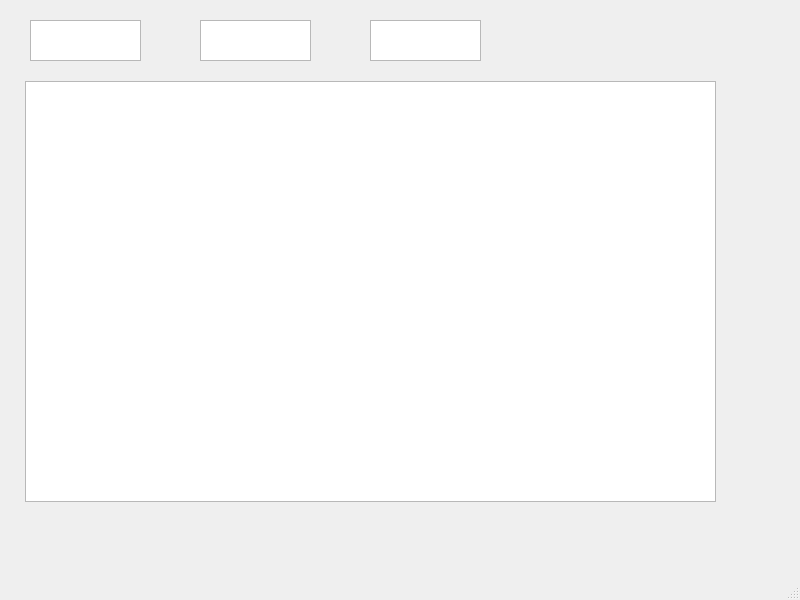
Qt form final_proyecto_prueba/mainwindow.ui (AlejandroNaranjoUdeA/Juego-Proyecto-Final) before a commit.
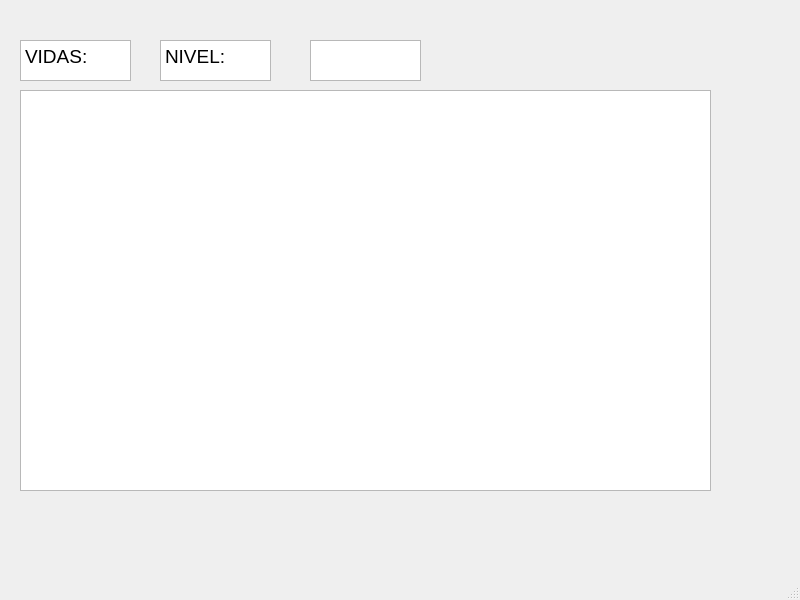
The same form after that commit.

```diff
--- a/final_proyecto_prueba/mainwindow.ui
+++ b/final_proyecto_prueba/mainwindow.ui
@@ -17,38 +17,58 @@
    <widget class="QGraphicsView" name="graphicsView">
     <property name="geometry">
      <rect>
-      <x>25</x>
-      <y>81</y>
+      <x>20</x>
+      <y>90</y>
       <width>691</width>
-      <height>421</height>
+      <height>401</height>
      </rect>
     </property>
    </widget>
    <widget class="QTextEdit" name="textEdit">
     <property name="geometry">
      <rect>
-      <x>30</x>
-      <y>20</y>
+      <x>20</x>
+      <y>40</y>
       <width>111</width>
       <height>41</height>
      </rect>
     </property>
+    <property name="html">
+     <string>&lt;!DOCTYPE HTML PUBLIC &quot;-//W3C//DTD HTML 4.0//EN&quot; &quot;http://www.w3.org/TR/REC-html40/strict.dtd&quot;&gt;
+&lt;html&gt;&lt;head&gt;&lt;meta name=&quot;qrichtext&quot; content=&quot;1&quot; /&gt;&lt;meta charset=&quot;utf-8&quot; /&gt;&lt;style type=&quot;text/css&quot;&gt;
+p, li { white-space: pre-wrap; }
+hr { height: 1px; border-width: 0; }
+li.unchecked::marker { content: &quot;\2610&quot;; }
+li.checked::marker { content: &quot;\2612&quot;; }
+&lt;/style&gt;&lt;/head&gt;&lt;body style=&quot; font-family:'Segoe UI'; font-size:9pt; font-weight:400; font-style:normal;&quot;&gt;
+&lt;p style=&quot; margin-top:0px; margin-bottom:0px; margin-left:0px; margin-right:0px; -qt-block-indent:0; text-indent:0px;&quot;&gt;&lt;span style=&quot; font-size:14pt;&quot;&gt;VIDAS:&lt;/span&gt;&lt;/p&gt;&lt;/body&gt;&lt;/html&gt;</string>
+    </property>
    </widget>
    <widget class="QTextEdit" name="textEdit_2">
     <property name="geometry">
      <rect>
-      <x>200</x>
-      <y>20</y>
+      <x>160</x>
+      <y>40</y>
       <width>111</width>
       <height>41</height>
      </rect>
     </property>
+    <property name="html">
+     <string>&lt;!DOCTYPE HTML PUBLIC &quot;-//W3C//DTD HTML 4.0//EN&quot; &quot;http://www.w3.org/TR/REC-html40/strict.dtd&quot;&gt;
+&lt;html&gt;&lt;head&gt;&lt;meta name=&quot;qrichtext&quot; content=&quot;1&quot; /&gt;&lt;meta charset=&quot;utf-8&quot; /&gt;&lt;style type=&quot;text/css&quot;&gt;
+p, li { white-space: pre-wrap; }
+hr { height: 1px; border-width: 0; }
+li.unchecked::marker { content: &quot;\2610&quot;; }
+li.checked::marker { content: &quot;\2612&quot;; }
+&lt;/style&gt;&lt;/head&gt;&lt;body style=&quot; font-family:'Segoe UI'; font-size:9pt; font-weight:400; font-style:normal;&quot;&gt;
+&lt;p style=&quot; margin-top:0px; margin-bottom:0px; margin-left:0px; margin-right:0px; -qt-block-indent:0; text-indent:0px;&quot;&gt;&lt;span style=&quot; font-size:14pt;&quot;&gt;NIVEL:&lt;/span&gt;&lt;/p&gt;&lt;/body&gt;&lt;/html&gt;</string>
+    </property>
    </widget>
    <widget class="QTextEdit" name="textEdit_3">
     <property name="geometry">
      <rect>
-      <x>370</x>
-      <y>20</y>
+      <x>310</x>
+      <y>40</y>
       <width>111</width>
       <height>41</height>
      </rect>
```
